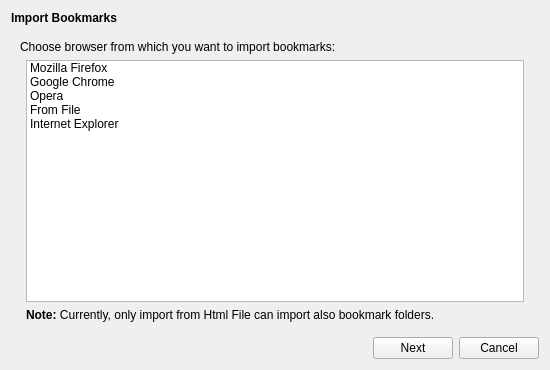
This is src/lib/bookmarksimport/bookmarksimportdialog.ui in QupZilla/qupzilla as Qt 5 draws it before an edit. The edited form follows.
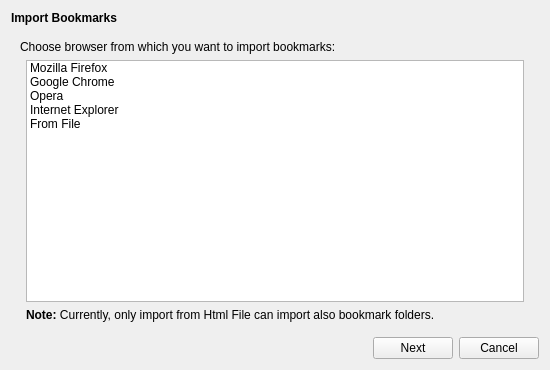
This is the edited form. Icons and pictures are not drawn.

Commit message: [BookmarksImport] Show InternetExplorer only on Windows

What changed in the file:
```diff
--- a/src/lib/bookmarksimport/bookmarksimportdialog.ui
+++ b/src/lib/bookmarksimport/bookmarksimportdialog.ui
@@ -71,7 +71,7 @@
          </item>
          <item>
           <property name="text">
-           <string>From File</string>
+           <string>Internet Explorer</string>
           </property>
           <property name="icon">
            <iconset resource="../data/icons.qrc">
@@ -80,7 +80,7 @@
          </item>
          <item>
           <property name="text">
-           <string>Internet Explorer</string>
+           <string>From File</string>
           </property>
           <property name="icon">
            <iconset resource="../data/icons.qrc">
```
Left out of the diff: 4 changed lines with no effect on the pictures. The commit also changes 3 other files.
